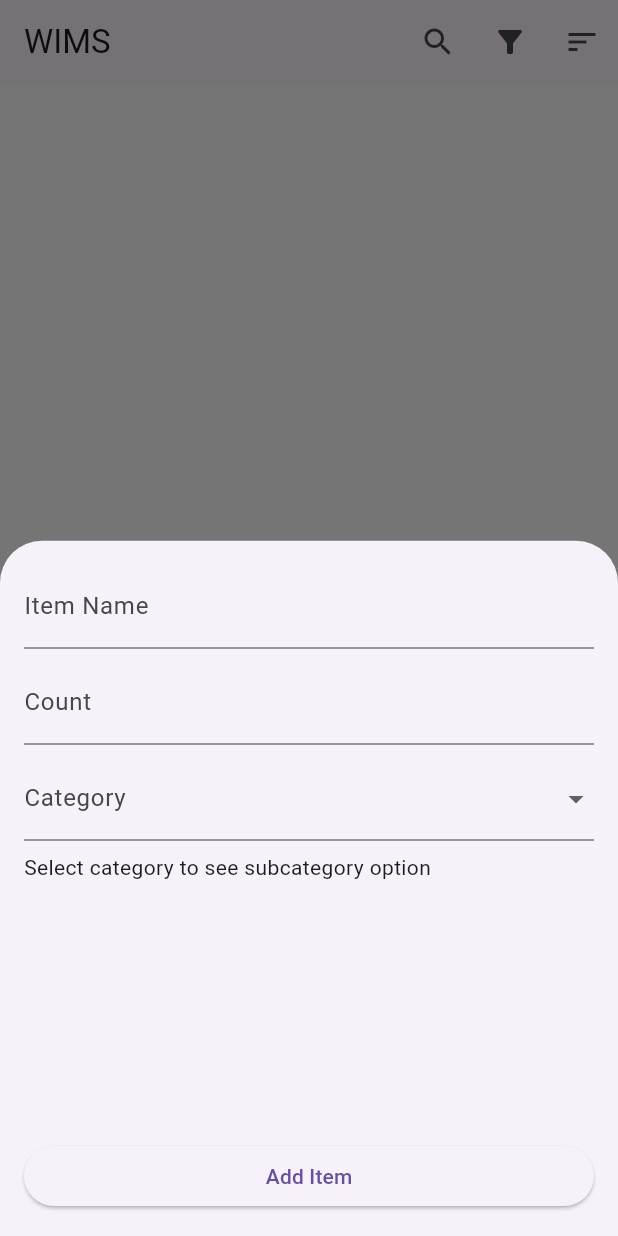
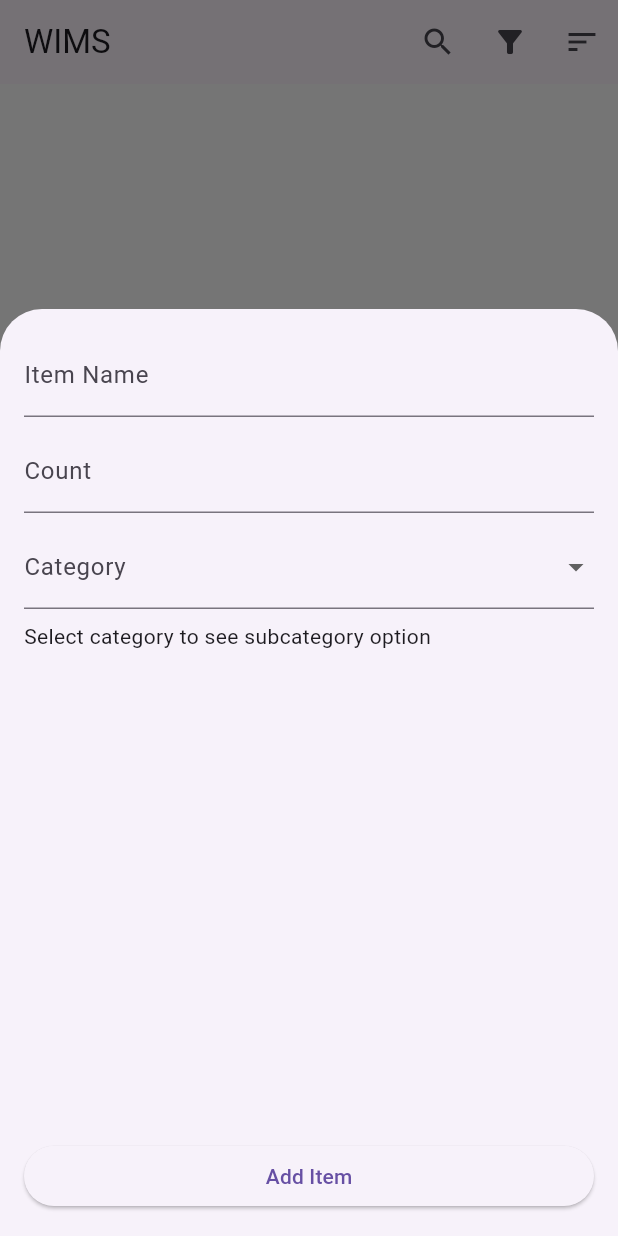
Before and after one commit to leejp1998/WIMS, a Flutter app: the screen it shows after launch, after a tap on the "add" icon, on a phone screen of 412 x 824 dp. Run offline on Flutter 3.47's test engine with Material 3 defaults, Android fonts, the phone set to English and light mode, and no system bars; our stand-ins replace shared_preferences, sqflite; accounts and stored records are empty.

Commit message:
bug: Temporarily fixed bottomSheetModal overflowing pixels. Need to find a better solution than using fractionallySizedBox.

```diff
--- a/lib/home_page.dart
+++ b/lib/home_page.dart
@@ -60,10 +60,18 @@ class _HomePageState extends State<HomePage> {
     // Navigate to the edit page with the selected item data
     showModalBottomSheet(
       context: context,
+      isScrollControlled: true,
       builder: (BuildContext context) {
-        return EditItemForm(
-          selectedItem: selectedItem,
-          editItemCallback: editItemCallback,
+        return Padding(
+          padding:
+              EdgeInsets.only(bottom: MediaQuery.of(context).viewInsets.bottom),
+          child: FractionallySizedBox(
+            heightFactor: 0.75,
+            child: EditItemForm(
+              selectedItem: selectedItem,
+              editItemCallback: editItemCallback,
+            ),
+          ),
         );
       },
     ).then((_) {
@@ -374,8 +382,16 @@ class _HomePageState extends State<HomePage> {
           // Show item form when button is pressed
           showModalBottomSheet(
             context: context,
+            isScrollControlled: true,
             builder: (BuildContext context) {
-              return AddItemForm();
+              return Padding(
+                padding: EdgeInsets.only(
+                    bottom: MediaQuery.of(context).viewInsets.bottom),
+                child: FractionallySizedBox(
+                  heightFactor: 0.75, // Adjust the fraction as needed
+                  child: AddItemForm(), // Replace with your form widget
+                ),
+              );
             },
           ).then((_) {
             // Reload items after adding a new item
```
